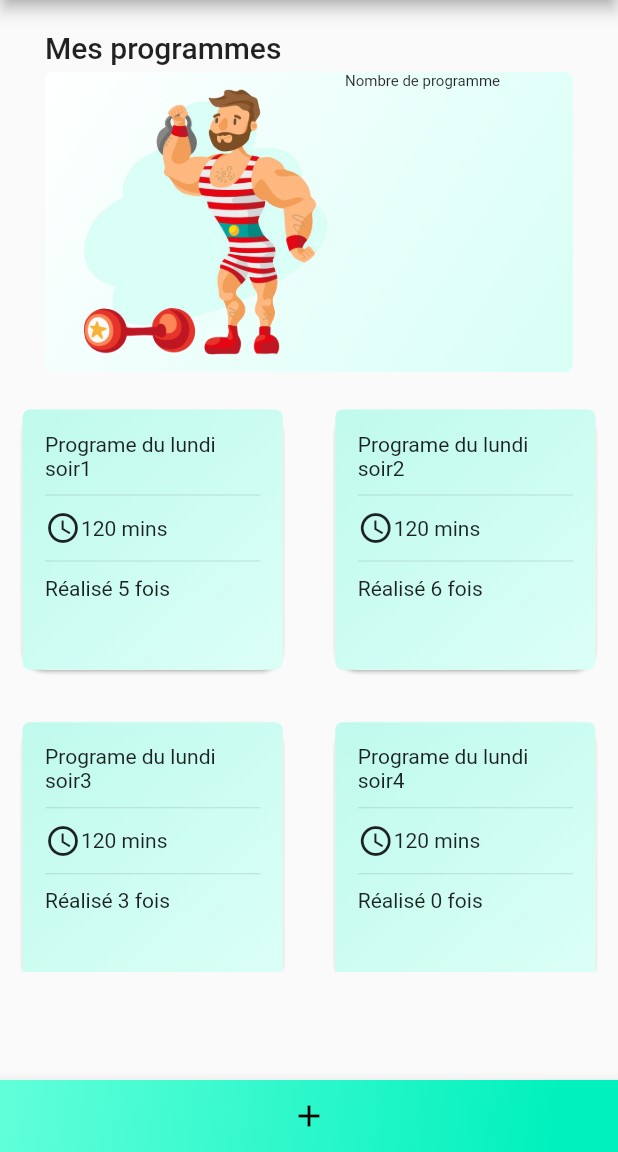
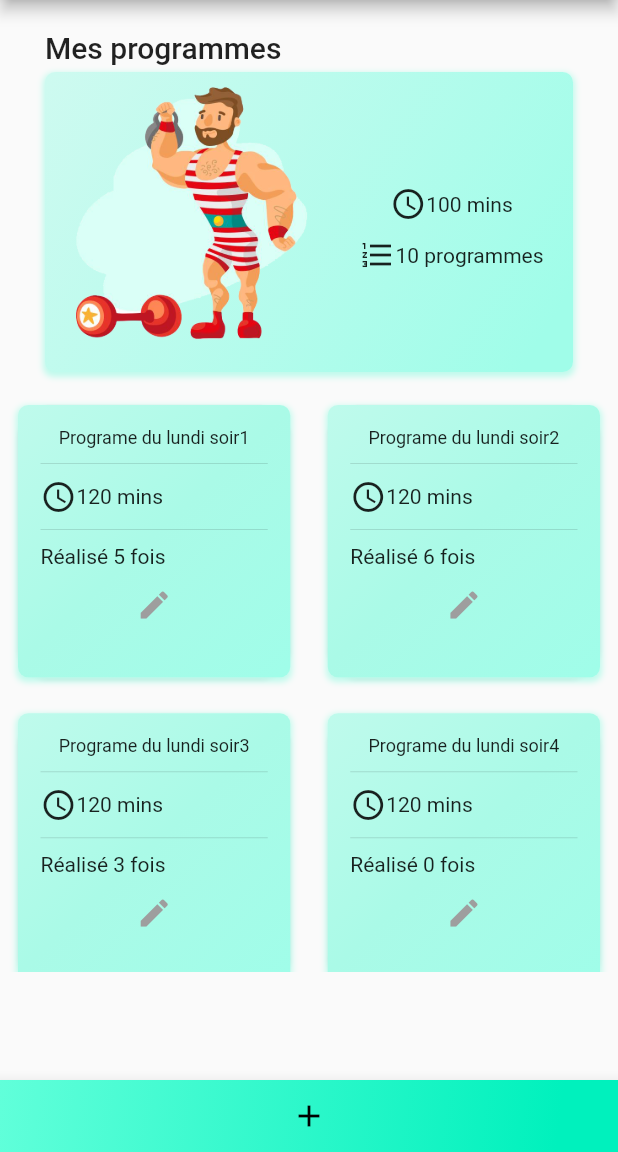
Before and after one commit to Sidarzo/FitNote, a Flutter app: the screen it shows after launch, on a phone screen of 412 x 824 dp, the part 84-1236 px from its top. Run offline on Flutter 3.47's test engine with Material 2 defaults, Android fonts, the phone set to English and light mode, and no system bars; our stand-ins replace sqflite; accounts and stored records are empty.

Commit message:
UI Top main

```diff
--- a/lib/main.dart
+++ b/lib/main.dart
@@ -31,16 +31,10 @@ class MyApp extends StatelessWidget {
   // This widget is the root of your application.
   @override
   Widget build(BuildContext context) {
-    return MaterialApp(
-      color: const Color.fromARGB(255, 32, 32, 32),
-      debugShowCheckedModeBanner: false,
+    return const MaterialApp(
       initialRoute: '/',
       onGenerateRoute: Router.generateRoute,
-      title: 'Fitnote',
-      theme: ThemeData(
-        primarySwatch: Colors.blue,
-      ),
-      home: const LandingView(),
+      home: LandingView(),
     );
   }
 }
@@ -65,7 +59,6 @@ class _HomePageState extends State<HomePage> {
   Widget build(BuildContext context) {
     return MaterialApp(
       home: Scaffold(
-
           appBar: AppBar(
             flexibleSpace: Container(
               decoration: const BoxDecoration(
@@ -142,42 +135,57 @@ buildTopApp(){
         height: 200,
         margin: const EdgeInsets.fromLTRB(30, 0, 30, 10),
         decoration: BoxDecoration(
-          borderRadius: BorderRadius.circular(5.0),
+          borderRadius: BorderRadius.circular(7.0),
          // color: Color.fromRGBO(218, 255, 247, 1),
           gradient: const LinearGradient(
             begin: Alignment.topLeft,
             end: Alignment(0.8, 1),
             colors: <Color>[
-              Color.fromARGB(255, 255, 255, 255),
-              Color.fromRGBO(218, 255, 247, 1),
+              Color.fromARGB(255, 206, 250, 240),
+              Color.fromARGB(255, 160, 253, 233),
             ], // Gradient from https://learnui.design/tools/gradient-generator.html
             tileMode: TileMode.clamp,
         ),
-          // boxShadow: const [
-          //   BoxShadow(
-          //      color: Color.fromARGB(255, 218, 74, 247),
-          //           offset: Offset(0, 2),
-          //           blurRadius: 3,
-          //           spreadRadius: 1,
-          //   )
-          // ]
+          boxShadow: const [
+            BoxShadow(
+              color: Color.fromARGB(255, 191, 250, 236),
+              offset: Offset(0, 2),
+              blurRadius: 3,
+              spreadRadius: 1,
             ),
-        child: Row(
-          mainAxisAlignment: MainAxisAlignment.start,
+          ],
+        ),
+        child: Container(
+          margin: const EdgeInsets.fromLTRB(0, 10, 0, 0),
+          child:
+          Row(
+            mainAxisAlignment: MainAxisAlignment.center,
+
             children: [
               const Image(image: AssetImage('assets/images/topAppimg2.jpg')),
               Column(
+                mainAxisAlignment: MainAxisAlignment.center,
+                children: [
+                  Row(
                     children: const [
-                Text('Nombre de programme',
-                style: TextStyle(
-                  fontSize: 10,
+                    Icon(Icons.access_time),
+                    Text('${ 100 } mins')
+                    ]
                   ),
+                  const Divider(
+                    height: 10,
                   ),
-                Text('')
+                  Row(
+                    children: const [
+                      Icon(Icons.format_list_numbered),
+                      Text('${ 10 } programmes')
+                    ],
+                  )
                 ],
               )
             ],
           ),
+        )
       ),
     ],
   );
@@ -200,8 +208,7 @@ buildTopApp(){
                 shrinkWrap: true,
                 itemCount: snapshot.data?.length,
                 gridDelegate: const SliverGridDelegateWithFixedCrossAxisCount(
-                            crossAxisSpacing: 5,
-                            mainAxisSpacing: 5,
+                            crossAxisSpacing: 1,
                             crossAxisCount: 2,
                         ),
                 itemBuilder: (context, i) {
@@ -223,9 +230,9 @@ buildTopApp(){
     final TextEditingController nameEditingController = TextEditingController();
     return
     Card(
-      margin: const EdgeInsets.fromLTRB(15, 15, 15, 15),
+      margin: const EdgeInsets.fromLTRB(12, 12, 12, 12),
       shape: RoundedRectangleBorder(
-                  borderRadius: BorderRadius.circular(15.0),
+                  borderRadius: BorderRadius.circular(20.0),
                 ),
       child: InkWell(
         onTap: (() {
@@ -238,7 +245,7 @@ buildTopApp(){
           margin: EdgeInsets.all(15),
           child: Column(
           children: [
-            Text(program.name),
+            Text(program.name, style: TextStyle(fontSize: 12),),
             const Divider(
               height: 20,
             ),
@@ -254,6 +261,78 @@ buildTopApp(){
               children: [
                 Text('Réalisé ${program.realized} fois')
               ],
+            ),
+            Row(
+              mainAxisAlignment: MainAxisAlignment.center,
+              children: [
+                IconButton(
+                  padding: EdgeInsets.all(0.0),
+                  onPressed: () {
+                    showModalBottomSheet<void>(
+                      context: context,
+                      builder: (BuildContext context) {
+                        return Container(
+                          height: 500,
+                          color: Colors.white,
+                          child: Center(
+                            child: Form(
+                              key: _formKey,
+                              child: Column(
+                                crossAxisAlignment: CrossAxisAlignment.start,
+                                children: [
+                                  Padding(
+                                    padding: const EdgeInsets.all(16.0),
+                                    child: TextFormField(
+                                      controller: nameEditingController,
+                                      decoration: const InputDecoration(
+                                          label: Text('Nouveau nom du programme')),
+                                      validator: (formName) {
+                                        if (formName == null || formName.isEmpty) {
+                                          return 'Rentrez un nom valide';
+                                        }
+                                        return null;
+                                      },
+                                    ),
+                                  ),
+                                  Padding(
+                                    padding: const EdgeInsets.symmetric(vertical: 16.0),
+                                    child: Center(
+                                      child: ElevatedButton(
+                                        style: ButtonStyle(
+                                            backgroundColor: MaterialStateProperty.all(
+                                                const Color.fromARGB(255, 133, 0, 156))),
+                                        onPressed: () async {
+                                          if (_formKey.currentState!.validate()) {
+                                            String name = nameEditingController.text;
+                                            var newProgram = Program(
+                                              id: program.id,
+                                              name: name,
+                                              duration: 120,
+                                              realized: 12
+                                            );
+                                            setState(() {
+                                              _dvm.updateProgram(newProgram);
+                                            });
+                                          }
+                                        },
+                                        child: const Text('Modifier le nom du programme'),
+                                      ),
+                                    ),
+                                  ),
+                                ],
+                              ),
+                            ),
+                          ),
+                        );
+                      },
+                    );
+                  },
+                  icon: const Icon(
+                    Icons.edit,
+                    color: Colors.grey,
+                  ),
+                ),
+              ]
             )
           ],
         ),
@@ -261,117 +340,27 @@ buildTopApp(){
         decoration: BoxDecoration(
                 gradient: const LinearGradient(
                   begin: Alignment.topLeft,
-                  end: Alignment(0.8, 1),
+                  end: Alignment(0.9, 1),
                   colors: <Color>[
                    Color.fromARGB(255, 191, 250, 236),
-                  Color.fromRGBO(218, 255, 247, 1),
+                   Color.fromARGB(255, 170, 250, 231),
+                   Color.fromARGB(255, 160, 253, 233),
                 ], // Gradient from https://learnui.design/tools/gradient-generator.html
             tileMode: TileMode.clamp,
         ),
-                // boxShadow: const [
-                //   BoxShadow(
-                //     color: Color.fromARGB(255, 218, 74, 247),
-                //     offset: Offset(0, 2),
-                //     blurRadius: 3,
-                //     spreadRadius: 1,
-                //   ),
-
-                // ],
-                borderRadius: BorderRadius.circular(5.0),
+                 boxShadow: const [
+                   BoxShadow(
+                     color: Color.fromARGB(255, 191, 250, 236),
+                     offset: Offset(0, 2),
+                     blurRadius: 3,
+                     spreadRadius: 1,
+                   ),
+                 ],
+                borderRadius: BorderRadius.circular(7.0),
             ),
           ),
         )
       );
-
-
-
-
-
-            // return ListTile(
-    //   title: Text(
-    //     program.name,
-    //     style: const TextStyle(
-    //       fontWeight: FontWeight.bold,
-    //     ),
-    //   ),
-    //   onTap: () {
-    //     Navigator.pushNamed(context, '/focusprogram', arguments: program);
-    //   },
-    //   leading: IconButton(
-    //     onPressed: () {
-    //       showModalBottomSheet<void>(
-    //         context: context,
-    //         builder: (BuildContext context) {
-    //           return Container(
-    //             height: 500,
-    //             color: Colors.white,
-    //             child: Center(
-    //               child: Form(
-    //                 key: _formKey,
-    //                 child: Column(
-    //                   crossAxisAlignment: CrossAxisAlignment.start,
-    //                   children: [
-    //                     Padding(
-    //                       padding: const EdgeInsets.all(16.0),
-    //                       child: TextFormField(
-    //                         controller: nameEditingController,
-    //                         decoration: const InputDecoration(
-    //                             label: Text('Nouveau nom du programme')),
-    //                         validator: (formName) {
-    //                           if (formName == null || formName.isEmpty) {
-    //                             return 'Rentrez un nom valide';
-    //                           }
-    //                           return null;
-    //                         },
-    //                       ),
-    //                     ),
-    //                     Padding(
-    //                       padding: const EdgeInsets.symmetric(vertical: 16.0),
-    //                       child: Center(
-    //                         child: ElevatedButton(
-    //                           style: ButtonStyle(
-    //                               backgroundColor: MaterialStateProperty.all(
-    //                                   const Color.fromARGB(255, 133, 0, 156))),
-    //                           onPressed: () async {
-    //                             if (_formKey.currentState!.validate()) {
-    //                               String name = nameEditingController.text;
-    //                               var newProgram = Program(
-    //                                 id: program.id,
-    //                                 name: name,
-    //                               );
-    //                               setState(() {
-    //                                 _dvm.updateProgram(newProgram);
-    //                               });
-    //                             }
-    //                           },
-    //                           child: const Text('Modifier le nom du programme'),
-    //                         ),
-    //                       ),
-    //                     ),
-    //                   ],
-    //                 ),
-    //               ),
-    //             ),
-    //           );
-    //         },
-    //       );
-    //     },
-    //     icon: const Icon(
-    //       Icons.edit,
-    //       color: Colors.grey,
-    //     ),
-    //   ),
-    //   trailing: IconButton(
-    //     onPressed: () {
-    //       setState(() {
-    //         _dvm.deleteProgram(program.id ?? 0);
-    //       });
-    //     },
-    //     icon: const Icon(Icons.delete),
-    //     color: Colors.red,
-    //   ),
-    //   hoverColor: Colors.grey,
-    // );
   }
 }
 
```
Also changed, not shown: assets/images/topAppimg2.jpg. Lines whose indentation alone changed are shown as unchanged.
